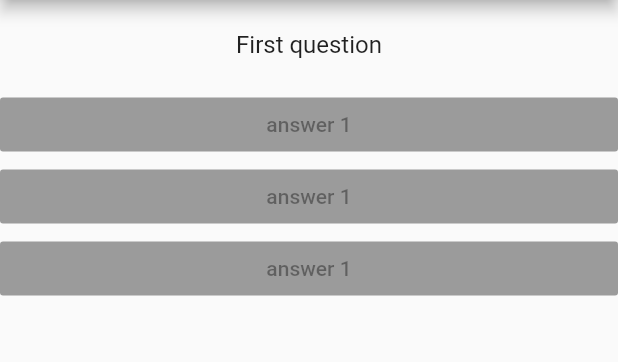
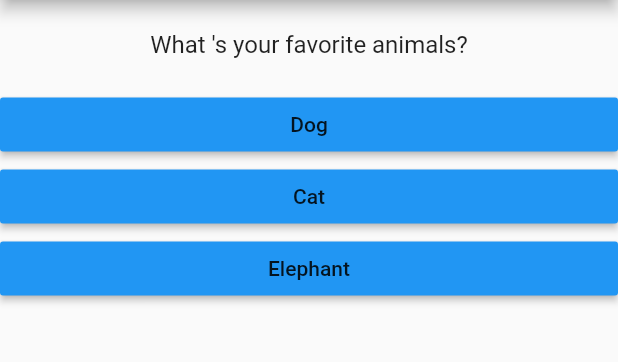
Before and after one commit to AnhVu23/flutter_playground, a Flutter app: the screen it shows after launch, on a phone screen of 412 x 824 dp, the part 84-446 px from its top. Run offline on Flutter 3.47's test engine with Material 2 defaults, Android fonts, the phone set to English and light mode, and no system bars.

```diff
--- a/lib/answer.dart
+++ b/lib/answer.dart
@@ -1,7 +1,9 @@
 import 'package:flutter/material.dart';
 
 class Answer extends StatelessWidget {
-
+  final Function selectHandler;
+  final String answer;
+  Answer(this.selectHandler, this.answer);
   @override
   Widget build(BuildContext context) {
     // TODO: implement build
@@ -9,8 +11,8 @@ class Answer extends StatelessWidget {
       width: double.infinity,
       child: RaisedButton(
         color: Colors.blue,
-        child: Text('answer 1'),
-        onPressed: null,
+        child: Text(answer),
+        onPressed: selectHandler,
       )
     );
   }
--- a/lib/main.dart
+++ b/lib/main.dart
@@ -19,10 +19,16 @@ class _MyAppState extends State<MyApp> {
   }
   @override
   Widget build(BuildContext context) {
-    List<String> questions = [
-      'First question',
-      'secondQuestion',
-      'third question'
+    var questions = [{
+      'questionText': 'What \'s your favorite animals?',
+      'answer': ['Dog', 'Cat', 'Elephant']
+    }, {
+      'questionText': 'What \'s your favorite sports?',
+      'answer': ['Football', 'Basketball', 'Floorball']
+    }, {
+      'questionText': 'What \'s your favorite programming language?',
+      'answer': ['Python', 'Java', 'Dart']
+    },
     ];
     // TODO: implement build
     return MaterialApp(home: Scaffold(
@@ -30,10 +36,10 @@ class _MyAppState extends State<MyApp> {
         title: Text('Flutter playground'),
       ),
       body: Column(children: [
-        Question(questions.elementAt(_questionIndex)),
-        Answer(),
-        Answer(),
-        Answer(),
+        Question(questions[_questionIndex]['questionText']),
+        ...(questions[_questionIndex]['answer'] as List<String>).map((answer) {
+          return Answer(_answerQuestion, answer);
+        }).toList()
       ]),
 
     ), );
```
